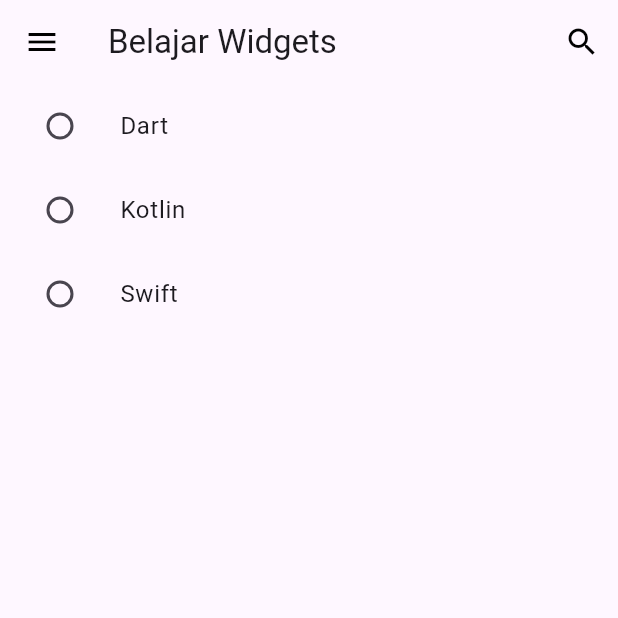
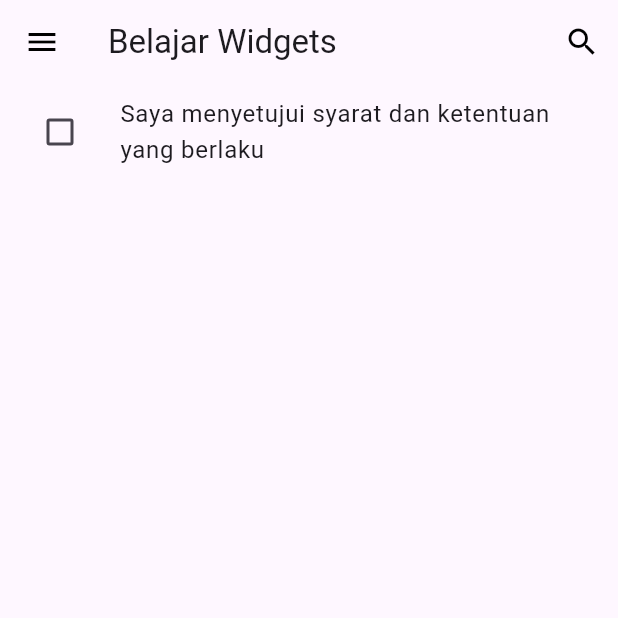
Before and after one commit to Muhammad-Hafizh-Naufal/Belajar-Flutter, a Flutter app: the screen it shows after launch, on a phone screen of 412 x 824 dp, the top half of it. Run offline on Flutter 3.47's test engine with Material 3 defaults, Android fonts, the phone set to English and light mode, and no system bars.

Commit message:
Belajar Checkbox

```diff
--- a/lib/main.dart
+++ b/lib/main.dart
@@ -1,17 +1,20 @@
 import 'package:flutter/material.dart';
 
+// Fungsi utama untuk menjalankan aplikasi
 void main() {
-  runApp(MyApp()); // Fungsi utama untuk menjalankan aplikasi
+  runApp(MyApp());
 }
 
+// Kelas MyApp yang merupakan StatelessWidget
 class MyApp extends StatelessWidget {
   @override
   Widget build(BuildContext context) {
     return MaterialApp(
-      debugShowCheckedModeBanner: false, // Menghilangkan banner debug
+      debugShowCheckedModeBanner:
+          false, // Menghilangkan banner debug di sudut kanan atas
       title: 'ngetes', // Judul aplikasi
       theme: ThemeData(
-        primarySwatch: Colors.blue, // Mengatur warna tema aplikasi
+        primarySwatch: Colors.blue, // Mengatur warna tema aplikasi menjadi biru
       ),
       home: const MyHomePage(), // Menampilkan halaman utama
     );
@@ -23,12 +26,13 @@ class MyHomePage extends StatefulWidget {
   const MyHomePage({Key? key}) : super(key: key);
 
   @override
-  _MyHomePageState createState() => _MyHomePageState();
+  _MyHomePageState createState() =>
+      _MyHomePageState(); // Membuat state dari MyHomePage
 }
 
 // State dari MyHomePage yang mengelola interaksi dan perubahan state
 class _MyHomePageState extends State<MyHomePage> {
-  String? language; // Variabel untuk menyimpan pilihan bahasa
+  bool agree = false; // Variabel untuk menyimpan status checkbox
 
   @override
   Widget build(BuildContext context) {
@@ -38,8 +42,8 @@ class _MyHomePageState extends State<MyHomePage> {
         actions: <Widget>[
           IconButton(
             icon: Icon(
-              Icons.search,
-              color: Colors.black,
+              Icons.search, // Ikon pencarian
+              color: Colors.black, // Warna ikon
             ),
             onPressed: () {
               print('Test'); // Aksi saat tombol pencarian ditekan
@@ -48,70 +52,26 @@ class _MyHomePageState extends State<MyHomePage> {
         ],
         leading: IconButton(
           icon: Icon(
-            Icons.menu,
-            color: Colors.black,
+            Icons.menu, // Ikon menu
+            color: Colors.black, // Warna ikon
           ),
           onPressed: () {
             print('Test'); // Aksi saat tombol menu ditekan
           },
         ),
       ),
-      // Bagian body menggunakan Padding agar konten tidak terlalu menempel dengan tepi layar
-      body: Column(
-        mainAxisSize:
-            MainAxisSize.min, // Menyesuaikan ukuran kolom sesuai kebutuhan
-        children: [
-          ListTile(
-            title: Text('Dart'), // Menambahkan judul untuk Radio button
-            leading: Radio(
-              value: 'Dart', // Nilai yang akan disimpan saat dipilih
-              groupValue: language, // Nilai saat ini dari group radio
-              onChanged: (String? value) {
-                setState(() {
-                  language = value; // Mengupdate nilai language saat dipilih
-                  showSnackBar(); // Menampilkan SnackBar
-                });
-              },
-            ),
-          ),
-          ListTile(
-            title: Text('Kotlin'), // Menambahkan judul untuk Radio button
-            leading: Radio(
-              value: 'Kotlin', // Nilai yang akan disimpan saat dipilih
-              groupValue: language, // Nilai saat ini dari group radio
-              onChanged: (String? value) {
-                setState(() {
-                  language = value; // Mengupdate nilai language saat dipilih
-                  showSnackBar(); // Menampilkan SnackBar
-                });
-              },
-            ),
-          ),
-          ListTile(
-            title: Text('Swift'), // Menambahkan judul untuk Radio button
-            leading: Radio(
-              value: 'Swift', // Nilai yang akan disimpan saat dipilih
-              groupValue: language, // Nilai saat ini dari group radio
-              onChanged: (String? value) {
-                setState(() {
-                  language = value; // Mengupdate nilai language saat dipilih
-                  showSnackBar(); // Menampilkan SnackBar
-                });
-              },
-            ),
-          ),
-        ],
-      ),
-    );
-  }
-
-  void showSnackBar() {
-    // Menampilkan SnackBar dengan pesan pilihan bahasa
-    ScaffoldMessenger.of(context).showSnackBar(
-      SnackBar(
-        content: Text(language ??
-            'No Language Selected'), // Menampilkan pesan sesuai pilihan
-        duration: Duration(seconds: 1), // Durasi SnackBar muncul selama 1 detik
+      // Bagian body menggunakan ListTile untuk menampilkan checkbox
+      body: ListTile(
+        leading: Checkbox(
+          value: agree, // Mengatur nilai checkbox berdasarkan variabel agree
+          onChanged: (bool? value) {
+            setState(() {
+              agree = value!; // Mengupdate nilai agree saat checkbox diubah
+            });
+          },
+        ),
+        title: Text(
+            'Saya menyetujui syarat dan ketentuan yang berlaku'), // Teks yang ditampilkan di samping checkbox
       ),
     );
   }
```
